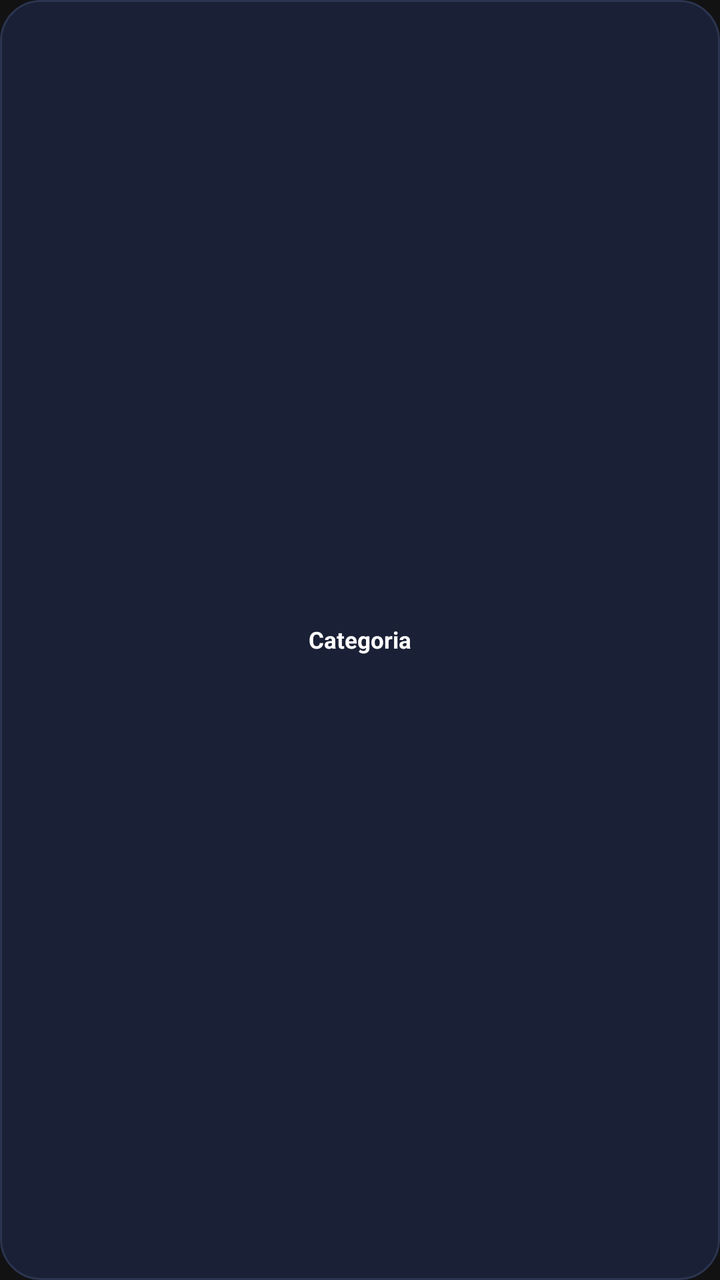
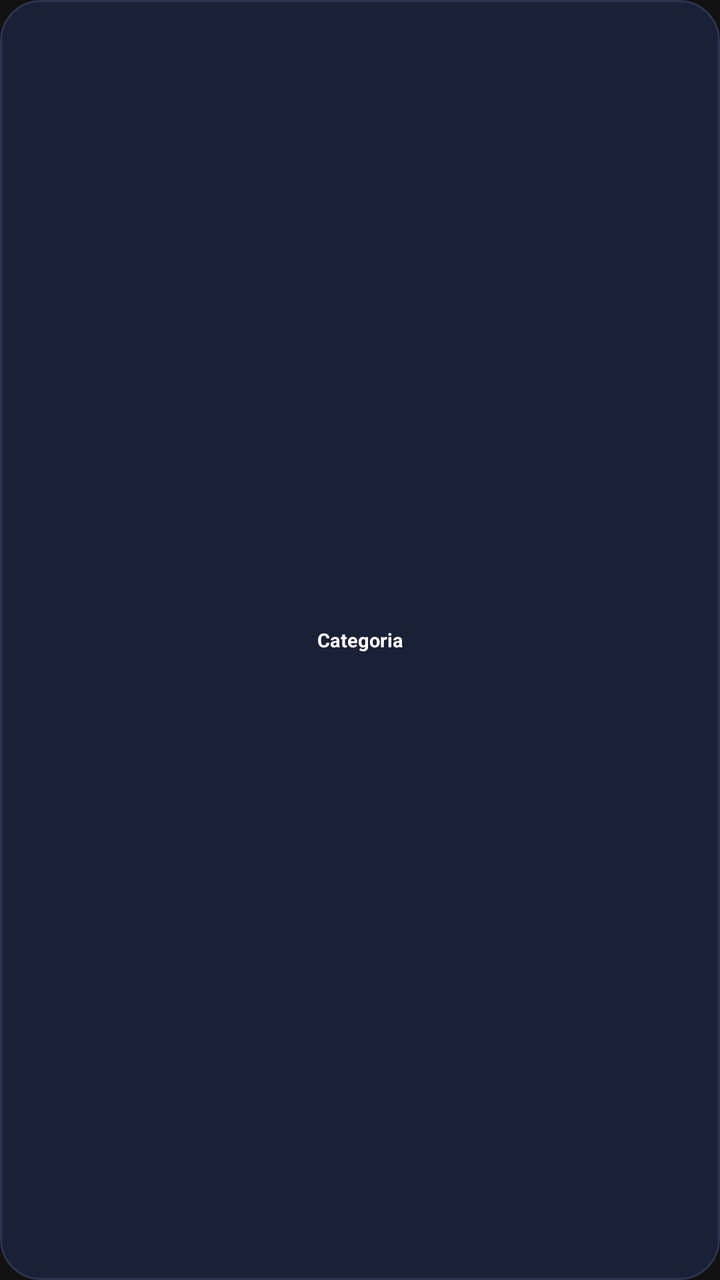

Before-and-after screenshots of an Android layout around one commit, followed by the original layout XML and the change that was made.
<!-- AndroidManifest.xml: application theme Theme.AndPlay -->
<!-- res/layout/item_category_pill.xml -->
<?xml version="1.0" encoding="utf-8"?>
<TextView xmlns:android="http://schemas.android.com/apk/res/android"
    android:id="@+id/pillText"
    android:layout_width="wrap_content"
    android:layout_height="32dp"
    android:layout_marginEnd="6dp"
    android:background="@drawable/pill_focus_bg"
    android:clickable="true"
    android:focusable="true"
    android:focusableInTouchMode="true"
    android:gravity="center"
    android:paddingStart="12dp"
    android:paddingEnd="12dp"
    android:text="Categoria"
    android:textColor="#FFFFFF"
    android:textSize="11.5sp"
    android:textStyle="bold" />
<!-- resources referenced by this layout -->
<resources>
  <!-- drawable pill_focus_bg (drawable) -->
  <?xml version="1.0" encoding="utf-8"?>
  <selector xmlns:android="http://schemas.android.com/apk/res/android">
      <item android:state_focused="true">
          <shape android:shape="rectangle">
              <corners android:radius="20dp" />
              <solid android:color="#FFC107" />
              <stroke android:width="2dp" android:color="#FFFFFF" />
          </shape>
      </item>
      <item android:state_selected="true">
          <shape android:shape="rectangle">
              <corners android:radius="20dp" />
              <solid android:color="#FFC107" />
          </shape>
      </item>
      <item>
          <shape android:shape="rectangle">
              <corners android:radius="20dp" />
              <solid android:color="#1A2035" />
              <stroke android:width="1dp" android:color="#2B3450" />
          </shape>
      </item>
  </selector>
  <style name="Theme.AndPlay" parent="@android:style/Theme.NoTitleBar.Fullscreen">
          <item name="android:windowBackground">#121212</item>
      </style>
</resources>

<!-- the commit's change to res/layout/item_category_pill.xml (unified diff, before → after) -->
@@ -2,16 +2,18 @@
 <TextView xmlns:android="http://schemas.android.com/apk/res/android"
     android:id="@+id/pillText"
     android:layout_width="wrap_content"
-    android:layout_height="32dp"
-    android:layout_marginEnd="6dp"
+    android:layout_height="22dp"
+    android:layout_marginEnd="5dp"
+    android:layout_marginTop="2dp"
+    android:layout_marginBottom="2dp"
     android:background="@drawable/pill_focus_bg"
     android:clickable="true"
     android:focusable="true"
     android:focusableInTouchMode="true"
     android:gravity="center"
-    android:paddingStart="12dp"
-    android:paddingEnd="12dp"
+    android:paddingStart="8dp"
+    android:paddingEnd="8dp"
     android:text="Categoria"
     android:textColor="#FFFFFF"
-    android:textSize="11.5sp"
+    android:textSize="9.5sp"
     android:textStyle="bold" />
